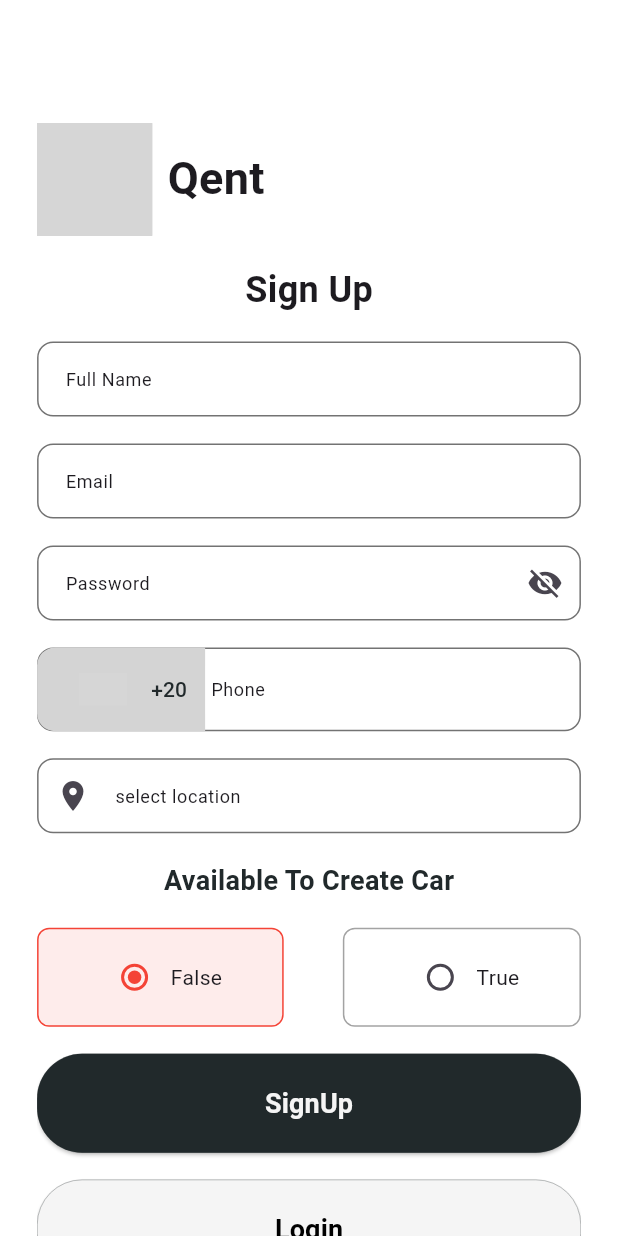
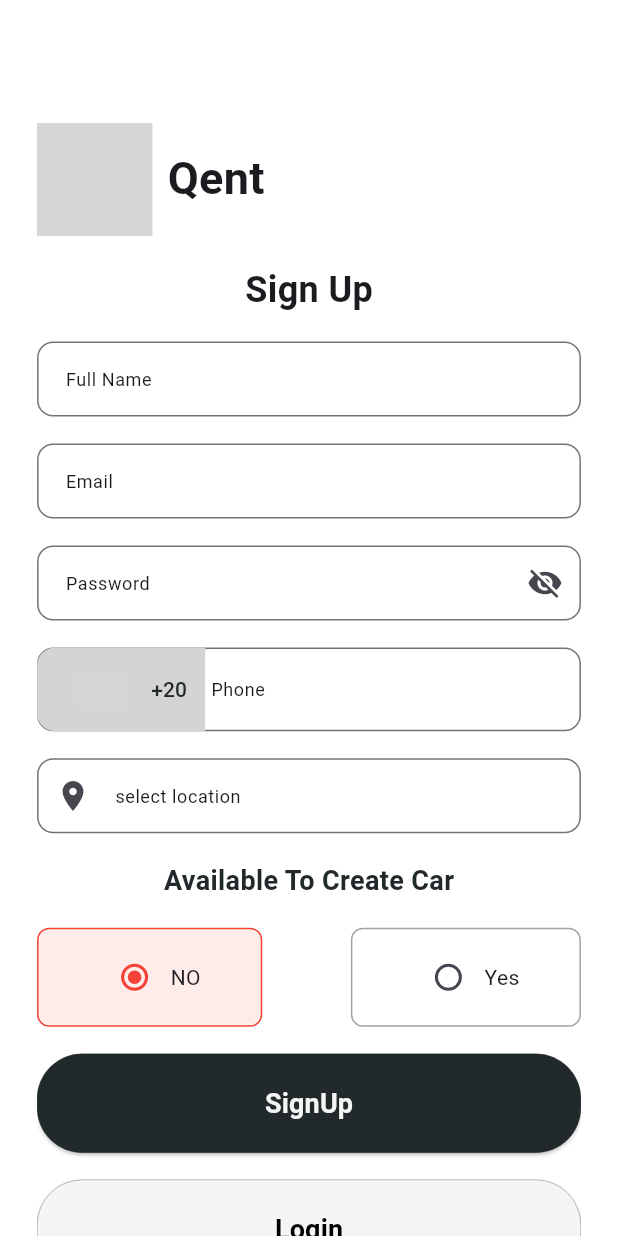
Before and after one commit to belaleid5/car_app, a Flutter app: the SignUpScreen screen opened by its route, on a phone screen of 412 x 824 dp. Run offline on Flutter 3.47's test engine with Material 3 defaults, Android fonts, the phone set to English and light mode, and no system bars; drawn by our look-alikes of country_code_picker; our stand-ins replace connectivity_plus, country_picker, dartz, dio, equatable, flutter_bloc and 7 more; accounts and stored records are empty; network calls fail; grey boxes are pictures that could not be loaded.

Commit message:
refactor code

```diff
--- a/lib/features/auth/presentation/widgets/toggilr_radio.dart
+++ b/lib/features/auth/presentation/widgets/toggilr_radio.dart
@@ -57,7 +57,7 @@ class _ToggleRadioState extends State<ToggleRadio> {
                   onChanged: (val) => _updateValue(val!),
                   activeColor: Colors.red,
                 ),
-                const Text("False"),
+                const Text("NO"),
               ],
             ),
           ),
@@ -86,7 +86,7 @@ class _ToggleRadioState extends State<ToggleRadio> {
                   onChanged: (val) => _updateValue(val!),
                   activeColor: AppColors.neutral900,
                 ),
-                const Text("True"),
+                const Text("Yes"),
               ],
             ),
           ),
```
